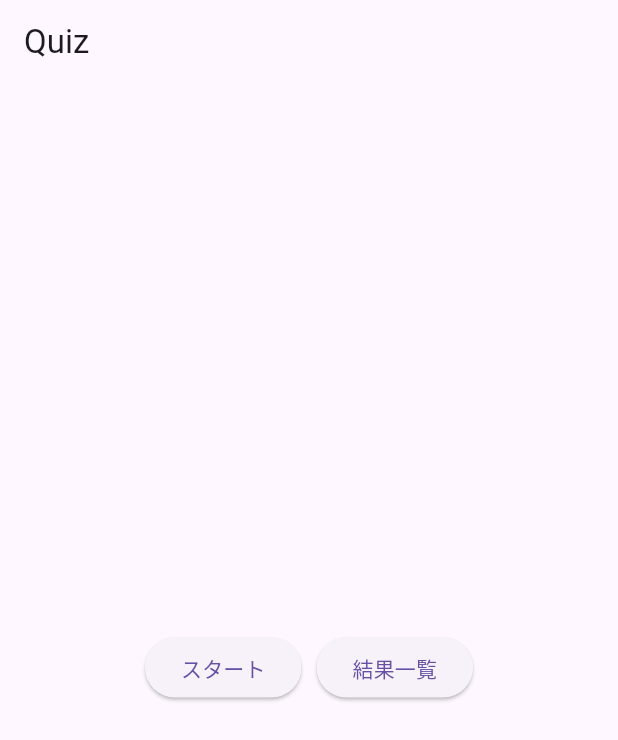
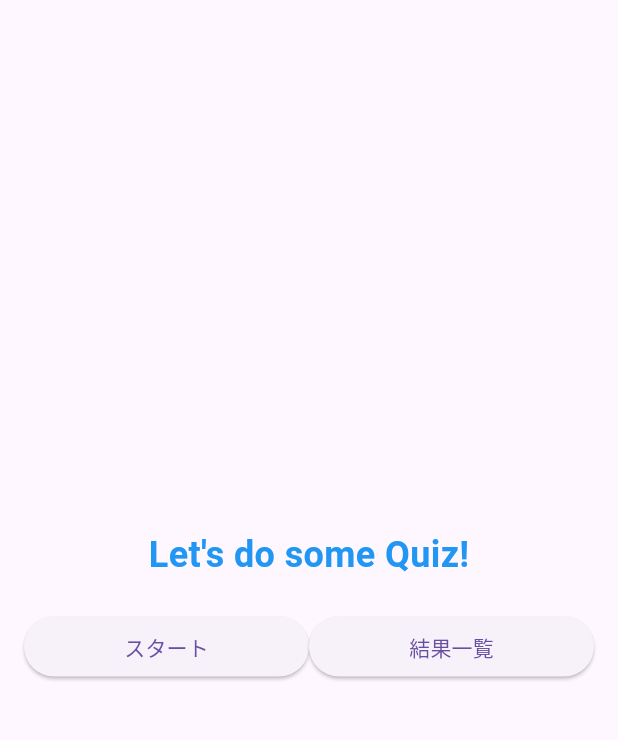
Before and after one commit to yu-lu-daydelight/tutorial_of_quiz_app, a Flutter app: the screen it shows after launch, on a phone screen of 412 x 824 dp. Shown: the top 740 px of the screen. Run offline on Flutter 3.47's test engine with Material 3 defaults, Android fonts, the phone set to English and light mode, and no system bars.

Commit message:
drag the title text down, use expanded widget to set the buttons

```diff
--- a/lib/title/title_page.dart
+++ b/lib/title/title_page.dart
@@ -6,21 +6,41 @@ class TitlePage extends StatelessWidget {
   @override
   Widget build(BuildContext context) {
     return Scaffold(
-      appBar: AppBar(title: const Text('Quiz')),
       body: Center(
+        child: Padding(
+          padding: const EdgeInsets.all(16.0),
           child: Column(
-          mainAxisAlignment: MainAxisAlignment.center,
+            mainAxisSize: MainAxisSize.min,
+            crossAxisAlignment: CrossAxisAlignment.center,
             children: [
-            SizedBox(height: 10),
+              Text(
+                'Let\'s do some Quiz!',
+                style: TextStyle(
+                  fontSize: 24.0,
+                  fontWeight: FontWeight.bold,
+                  color: Colors.blue, // Adding color
+                ),
+              ),
+              const SizedBox(height: 20),
               Row(
-              mainAxisSize: MainAxisSize.min,
                 children: [
-                ElevatedButton(onPressed: () {}, child: Text('スタート')),
-                SizedBox(width: 10),
-                ElevatedButton(onPressed: () {}, child: Text('結果一覧')),
+                  Expanded(
+                    child: ElevatedButton(
+                      onPressed: () {},
+                      child: Text('スタート'),
+                    ),
+                  ),
+                  Expanded(
+                    child: ElevatedButton(
+                      onPressed: () {},
+                      child: Text('結果一覧'),
+                    ),
+                  ),
                 ],
               ),
+              SizedBox(height: 16),
             ],
+          ),
         ),
       ),
     );
```
Lines whose indentation alone changed are shown as unchanged.
